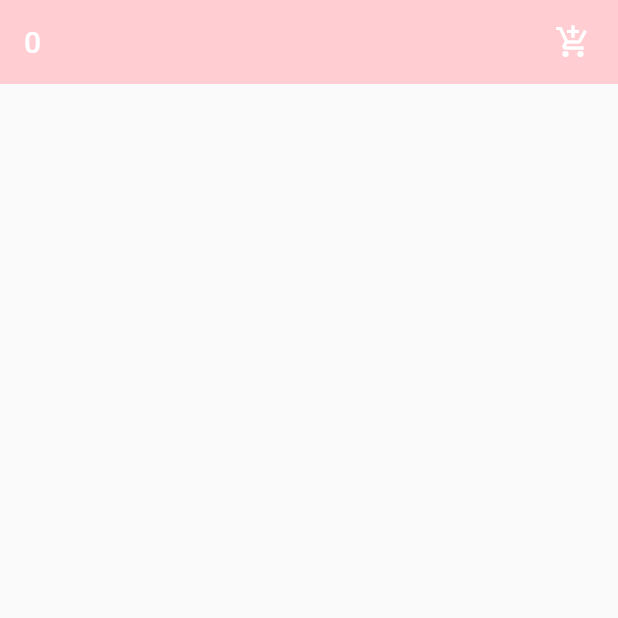
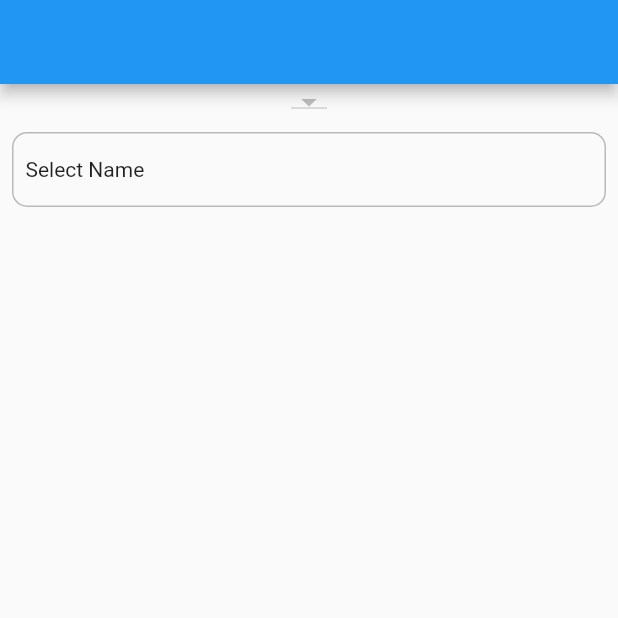
Before and after one commit to MAhsanEjaz/smartcontrolwithaddtocart, a Flutter app: the screen it shows after launch, on a phone screen of 412 x 824 dp, the top half of it. Run offline on Flutter 3.47's test engine with Material 2 defaults, Android fonts, the light colour scheme and no system bars; our stand-ins replace camera, file_picker, flutter_neumorphic, flutter_spinkit, image_picker, shared_preferences; missing offline and left inert: animated_size_and_fade, google_ml_kit; accounts and stored records are empty; network calls fail.

Commit message:
new changes

```diff
--- a/lib/main.dart
+++ b/lib/main.dart
@@ -1,12 +1,16 @@
+import 'package:camera/camera.dart';
 import 'package:flutter/material.dart';
 import 'package:provider/provider.dart';
 import 'package:shared_preferences/shared_preferences.dart';
 import 'package:smart_control/provider/cart_provider.dart';
+import 'package:smart_control/provider/customers_provider.dart';
 import 'package:smart_control/provider/get_cart_provider.dart';
 import 'package:smart_control/provider/login_provider.dart';
 import 'package:smart_control/provider/product_provider.dart';
 import 'package:smart_control/provider/registration_provider.dart';
 import 'package:smart_control/provider/student_provider.dart';
+import 'package:smart_control/screens/face_detection_screen.dart';
+import 'package:smart_control/screens/practice_dropdown.dart';
 import 'package:smart_control/screens/product_screen.dart';
 
 void main() async {
@@ -39,11 +43,17 @@ class _MyAppState extends State<MyApp> {
           ChangeNotifierProvider(create: (context) => RegistrationProvider()),
           ChangeNotifierProvider(create: (context) => ProductProvider()),
           ChangeNotifierProvider(create: (context) => GetOrderProvider()),
+          ChangeNotifierProvider(create: (context) => CustomerProvider()),
         ],
         child: MaterialApp(
+          theme: ThemeData(
+            visualDensity: VisualDensity.adaptivePlatformDensity,
+          ),
           // home: EditScreen(),
           // home: RegistartionScreen(),
-          home: ProductScreen(),
+          // home: ProductScreen(),
+          home: AnimatedDropDown(),
+          // home: AnimatedDropDown(),
           // home: LoginScreen()
           // home: MyFileScreen(),
           // home: CaptilizationScreen(),
--- /dev/null
+++ b/lib/model/customer_model.dart
@@ -0,0 +1,105 @@
+class CustomerModel {
+  List<Customers>? data;
+  int? statusCode;
+  String? message;
+
+  CustomerModel({this.data, this.statusCode, this.message});
+
+  CustomerModel.fromJson(Map<String, dynamic> json) {
+    if (json['data'] != null) {
+      data = <Customers>[];
+      json['data'].forEach((v) {
+        data!.add(new Customers.fromJson(v));
+      });
+    }
+    statusCode = json['statusCode'];
+    message = json['message'];
+  }
+
+  Map<String, dynamic> toJson() {
+    final Map<String, dynamic> data = new Map<String, dynamic>();
+    if (this.data != null) {
+      data['data'] = this.data!.map((v) => v.toJson()).toList();
+    }
+    data['statusCode'] = this.statusCode;
+    data['message'] = this.message;
+    return data;
+  }
+}
+
+class Customers {
+  String? saleRepName;
+  int? orderCount;
+  int? id;
+  String? firstName;
+  String? lastName;
+  String? salonName;
+  String? state;
+  String? city;
+  String? address;
+  String? email;
+  String? location;
+  String? phone;
+  String? customerImagePath;
+  String? customerImage;
+  double? accountBalance;
+  int? saleRepId;
+
+  Customers(
+      {this.saleRepName,
+        this.orderCount,
+        this.id,
+        this.firstName,
+        this.lastName,
+        this.salonName,
+        this.state,
+        this.city,
+        this.address,
+        this.email,
+        this.location,
+        this.phone,
+        this.customerImagePath,
+        this.customerImage,
+        this.accountBalance,
+        this.saleRepId});
+
+  Customers.fromJson(Map<String, dynamic> json) {
+    saleRepName = json['saleRepName'];
+    orderCount = json['orderCount'];
+    id = json['id'];
+    firstName = json['firstName'];
+    lastName = json['lastName'];
+    salonName = json['salon_Name'];
+    state = json['state'];
+    city = json['city'];
+    address = json['address'];
+    email = json['email'];
+    location = json['location'];
+    phone = json['phone'];
+    customerImagePath = json['customerImagePath'];
+    customerImage = json['customerImage'];
+    accountBalance = json['accountBalance'];
+    saleRepId = json['saleRepId'];
+  }
+
+  Map<String, dynamic> toJson() {
+    final Map<String, dynamic> data = new Map<String, dynamic>();
+    data['saleRepName'] = this.saleRepName;
+    data['orderCount'] = this.orderCount;
+    data['id'] = this.id;
+    data['firstName'] = this.firstName;
+    data['lastName'] = this.lastName;
+    data['salon_Name'] = this.salonName;
+    data['state'] = this.state;
+    data['city'] = this.city;
+    data['address'] = this.address;
+    data['email'] = this.email;
+    data['location'] = this.location;
+    data['phone'] = this.phone;
+    data['customerImagePath'] = this.customerImagePath;
+    data['customerImage'] = this.customerImage;
+    data['accountBalance'] = this.accountBalance;
+    data['saleRepId'] = this.saleRepId;
+    return data;
+  }
+}
--- /dev/null
+++ b/lib/provider/customers_provider.dart
@@ -0,0 +1,11 @@
+import 'package:flutter/cupertino.dart';
+import 'package:smart_control/model/customer_model.dart';
+
+class CustomerProvider extends ChangeNotifier {
+  List<Customers>? customer = [];
+
+  getCustomer({List<Customers>? newCustomer}) {
+    customer = newCustomer;
+    notifyListeners();
+  }
+}
--- /dev/null
+++ b/lib/screens/practice_dropdown.dart
@@ -0,0 +1,154 @@
+import 'package:animated_size_and_fade/animated_size_and_fade.dart';
+import 'package:flutter/cupertino.dart';
+import 'package:flutter/material.dart';
+import 'package:provider/provider.dart';
+import 'package:smart_control/provider/customers_provider.dart';
+import 'package:smart_control/services/customers_service.dart';
+
+class AnimatedDropDown extends StatefulWidget {
+  const AnimatedDropDown({Key? key}) : super(key: key);
+
+  @override
+  State<AnimatedDropDown> createState() => _AnimatedDropDownState();
+}
+
+class _AnimatedDropDownState extends State<AnimatedDropDown>
+    with TickerProviderStateMixin {
+  Map<int, Widget> data = {
+    1: Icon(Icons.add),
+    2: Icon(Icons.abc),
+  };
+
+  int selectIndex = 0;
+
+  String? name;
+
+  bool indicate = false;
+
+  getCustomersHandler() async {
+    indicate = true;
+    setState(() {});
+    await CustomerService().customersService(context: context);
+    indicate = false;
+    setState(() {});
+  }
+
+  @override
+  void initState() {
+    // TODO: implement initState
+    super.initState();
+    WidgetsBinding.instance.addPostFrameCallback((timeStamp) {
+      getCustomersHandler();
+    });
+  }
+
+  bool isExpand = false;
+
+  @override
+  Widget build(BuildContext context) {
+    return Consumer<CustomerProvider>(builder: (context, data, _) {
+      return Scaffold(
+        appBar: AppBar(),
+        body: SafeArea(
+          child: Stack(
+            children: [
+              Column(
+                children: [
+                  DropdownButton(
+                      items: data.customer!.map((e) {
+                        return DropdownMenuItem(
+                            value: e.firstName,
+                            child: Text(e.firstName.toString()));
+                      }).toList(),
+                      onChanged: (_) {}),
+                  InkWell(
+                    onTap: () {
+                      isExpand = !isExpand;
+
+                      setState(() {});
+                    },
+                    child: Padding(
+                      padding: const EdgeInsets.all(8.0),
+                      child: Container(
+                        height: 50,
+                        width: double.infinity,
+                        decoration: BoxDecoration(
+                            borderRadius: BorderRadius.circular(10.0),
+                            border: Border.all(color: Colors.black26)),
+                        child: Center(
+                            child: Align(
+                                alignment: Alignment.centerLeft,
+                                child: Padding(
+                                  padding: const EdgeInsets.symmetric(
+                                      horizontal: 8.0),
+                                  child: Text(name == null
+                                      ? 'Select Name'
+                                      : name.toString()),
+                                ))),
+                      ),
+                    ),
+                  ),
+                  isExpand
+                      ? AnimatedSizeAndFade(
+                          fadeOutCurve: Curves.decelerate,
+                          sizeCurve: Curves.bounceInOut,
+                          fadeInCurve: Curves.easeInOutCirc,
+                          sizeDuration: Duration(seconds: 3),
+                          fadeDuration: Duration(seconds: 3),
+                          child: SizedBox(
+                            width: double.infinity,
+                            child: Padding(
+                              padding:
+                                  const EdgeInsets.symmetric(horizontal: 8.0),
+                              child: Card(
+                                shape: RoundedRectangleBorder(
+                                    borderRadius: BorderRadius.circular(10),
+                                    side: BorderSide(color: Colors.black26)),
+                                elevation: 0,
+                                child: Column(
+                                  mainAxisAlignment: MainAxisAlignment.start,
+                                  crossAxisAlignment: CrossAxisAlignment.start,
+                                  children: [
+                                    for (var l in data.customer!)
+                                      InkWell(
+                                          onTap: () {
+                                            name = l.firstName;
+                                            isExpand = !isExpand;
+                                            setState(() {});
+                                          },
+                                          child: Padding(
+                                            padding: const EdgeInsets.all(8.0),
+                                            child: Text(
+                                              l.firstName.toString(),
+                                              style: TextStyle(fontSize: 18),
+                                            ),
+                                          )),
+                                  ],
+                                ),
+                              ),
+                            ),
+                          ),
+                        )
+                      : Container()
+                ],
+              ),
+              indicate == true
+                  ? Positioned(
+                      left: 0,
+                      right: 0,
+                      top: 0,
+                      bottom: 0,
+                      child: Container(
+                        decoration: BoxDecoration(color: Colors.black12),
+                        child: Center(
+                          child: CircularProgressIndicator(),
+                        ),
+                      ))
+                  : Container()
+            ],
+          ),
+        ),
+      );
+    });
+  }
+}
```
Also changed, not shown: lib/screens/face_detection_screen.dart (added, +127 -0 lines), lib/services/custom_get_request.dart (added, +27 -0 lines), lib/services/customers_service.dart (added, +28 -0 lines), pubspec.yaml (+9 -1 lines), pubspec.lock, 4 other files.
